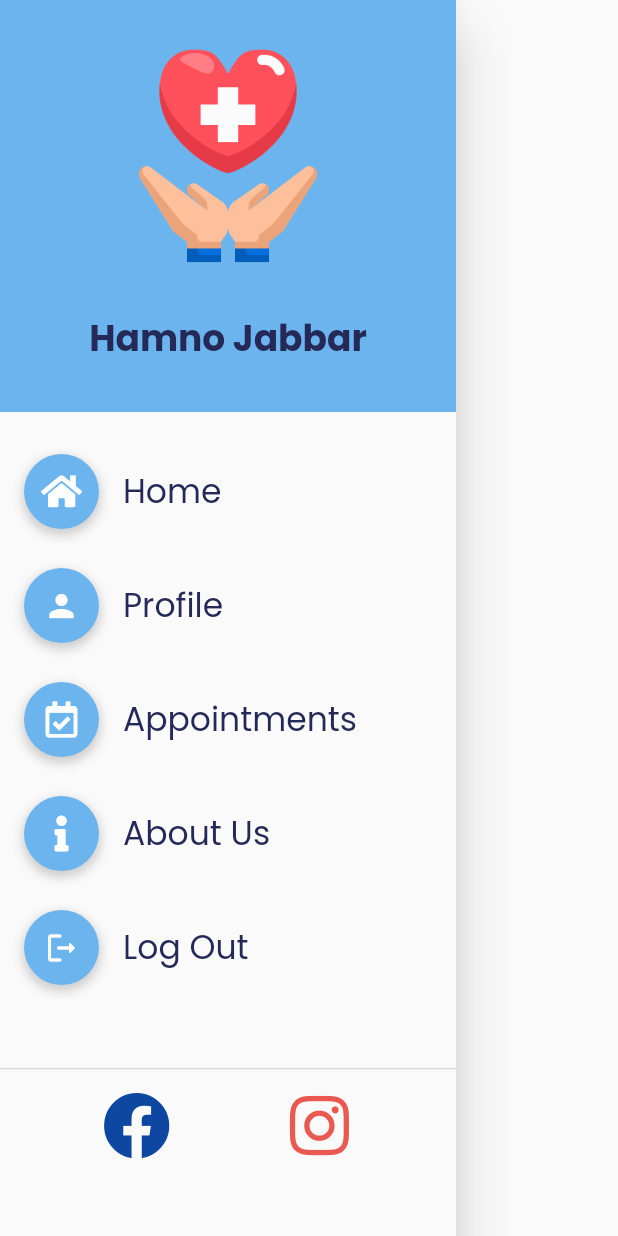
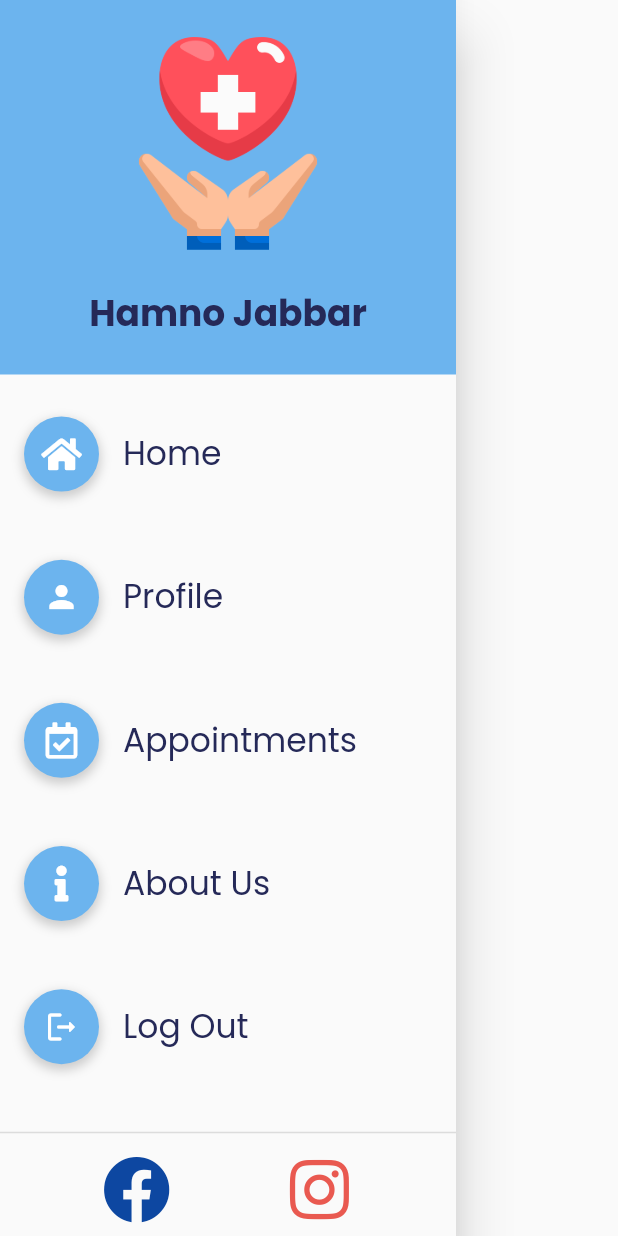
Before and after one commit to CaptainLala/clinic_reservation_app, a Flutter app: the SideBar widget shown alone on an empty page, opened directly, on a phone screen of 412 x 824 dp. Run offline on Flutter 3.47's test engine with Material 2 defaults, Android fonts, the phone set to English and light mode, and no system bars; drawn by our look-alikes of auto_size_text; our stand-ins replace font_awesome_flutter.

Commit message:
Updated Drawer

```diff
--- a/lib/widgets/side_bar.dart
+++ b/lib/widgets/side_bar.dart
@@ -12,9 +12,14 @@ class SideBar extends StatelessWidget {
   @override
   Widget build(BuildContext context) {
     return Drawer(
+      child: SizedBox(
+        width: double.infinity,
+        height: MediaQuery.of(context).size.height,
         child: Column(
           children: [
-          Container(
+            Expanded(
+              flex: 3,
+              child: Container(
                 margin: const EdgeInsets.only(
                   bottom: 25,
                 ),
@@ -36,7 +41,11 @@ class SideBar extends StatelessWidget {
                   ],
                 ),
               ),
-          Column(
+            ),
+            Expanded(
+              flex: 5,
+              child: Column(
+                mainAxisSize: MainAxisSize.min,
                 mainAxisAlignment: MainAxisAlignment.spaceBetween,
                 crossAxisAlignment: CrossAxisAlignment.start,
                 children: [
@@ -73,9 +82,14 @@ class SideBar extends StatelessWidget {
                       LoginScreen.routeName,
                     ),
                   ),
-              SizedBox(
-                height: MediaQuery.of(context).size.height * 0.03,
+                ],
               ),
+            ),
+            Expanded(
+              flex: 1,
+              child: Column(
+                children: [
+                  const Spacer(),
                   const Divider(
                     thickness: 1,
                   ),
@@ -99,7 +113,9 @@ class SideBar extends StatelessWidget {
                   ),
                 ],
               ),
+            ),
           ],
+        ),
       ),
     );
   }
```
Lines whose indentation alone changed are shown as unchanged.
